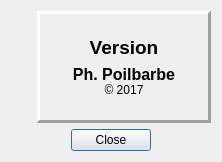
Qt form src/pbregisteractivity/ui/ui_about.ui (ppoilbarbe/PBRegisterActivity) before a commit.
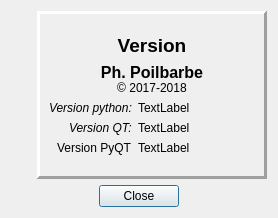
The same form after that commit. Icons and pictures are not drawn.

Commit message: Menu quit, fait terminer. Affichage des versions dans a propos

What changed in the file:
```diff
--- a/src/pbregisteractivity/ui/ui_about.ui
+++ b/src/pbregisteractivity/ui/ui_about.ui
@@ -6,8 +6,8 @@
    <rect>
     <x>0</x>
     <y>0</y>
-    <width>222</width>
-    <height>162</height>
+    <width>278</width>
+    <height>218</height>
    </rect>
   </property>
   <property name="windowTitle">
@@ -109,10 +109,59 @@
            </sizepolicy>
           </property>
           <property name="text">
-           <string>&lt;html&gt;&lt;head/&gt;&lt;body&gt;&lt;p align=&quot;center&quot;&gt;&lt;span style=&quot; font-size:12pt; font-weight:600;&quot;&gt;Ph. Poilbarbe&lt;/span&gt;&lt;br/&gt;© 2017&lt;/p&gt;&lt;/body&gt;&lt;/html&gt;</string>
+           <string>&lt;html&gt;&lt;head/&gt;&lt;body&gt;&lt;p align=&quot;center&quot;&gt;&lt;span style=&quot; font-size:12pt; font-weight:600;&quot;&gt;Ph. Poilbarbe&lt;/span&gt;&lt;br/&gt;© 2017-2018&lt;/p&gt;&lt;/body&gt;&lt;/html&gt;</string>
           </property>
          </widget>
         </item>
+        <item>
+         <layout class="QFormLayout" name="formLayout">
+          <property name="labelAlignment">
+           <set>Qt::AlignRight|Qt::AlignTrailing|Qt::AlignVCenter</set>
+          </property>
+          <item row="1" column="0">
+           <widget class="QLabel" name="lblPythonVersionLbl">
+            <property name="text">
+             <string>&lt;html&gt;&lt;head/&gt;&lt;body&gt;&lt;p&gt;&lt;span style=&quot; font-style:italic;&quot;&gt;Version python:&lt;/span&gt;&lt;/p&gt;&lt;/body&gt;&lt;/html&gt;</string>
+            </property>
+           </widget>
+          </item>
+          <item row="1" column="1">
+           <widget class="QLabel" name="lblPythonVersion">
+            <property name="text">
+             <string>TextLabel</string>
+            </property>
+           </widget>
+          </item>
+          <item row="2" column="0">
+           <widget class="QLabel" name="lblQtVersionLbl">
+            <property name="text">
+             <string>&lt;html&gt;&lt;head/&gt;&lt;body&gt;&lt;p&gt;&lt;span style=&quot; font-style:italic;&quot;&gt;Version QT:&lt;/span&gt;&lt;/p&gt;&lt;/body&gt;&lt;/html&gt;</string>
+            </property>
+           </widget>
+          </item>
+          <item row="2" column="1">
+           <widget class="QLabel" name="lblQtVersion">
+            <property name="text">
+             <string>TextLabel</string>
+            </property>
+           </widget>
+          </item>
+          <item row="3" column="0">
+           <widget class="QLabel" name="lblPyqtVersionLbl">
+            <property name="text">
+             <string>Version PyQT</string>
+            </property>
+           </widget>
+          </item>
+          <item row="3" column="1">
+           <widget class="QLabel" name="lblPyQtVersion">
+            <property name="text">
+             <string>TextLabel</string>
+            </property>
+           </widget>
+          </item>
+         </layout>
+        </item>
         <item>
          <spacer name="verticalSpacer_2">
           <property name="orientation">
```
The commit also changes 5 other files.
